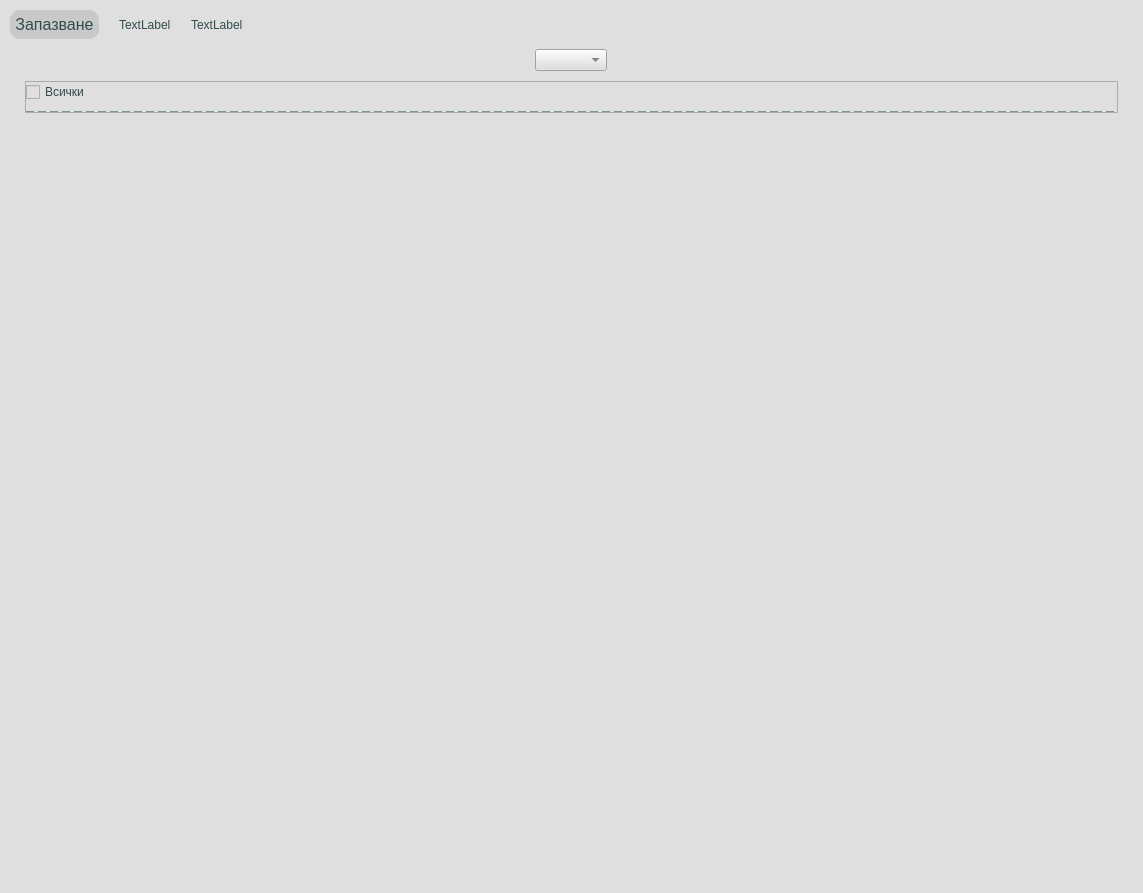
Before: the Qt Designer form app/ui/widgets/defaultOperToModelTypeCustomWidget.ui in DevilPhp/WorkSalary.v01, drawn with Qt 5.
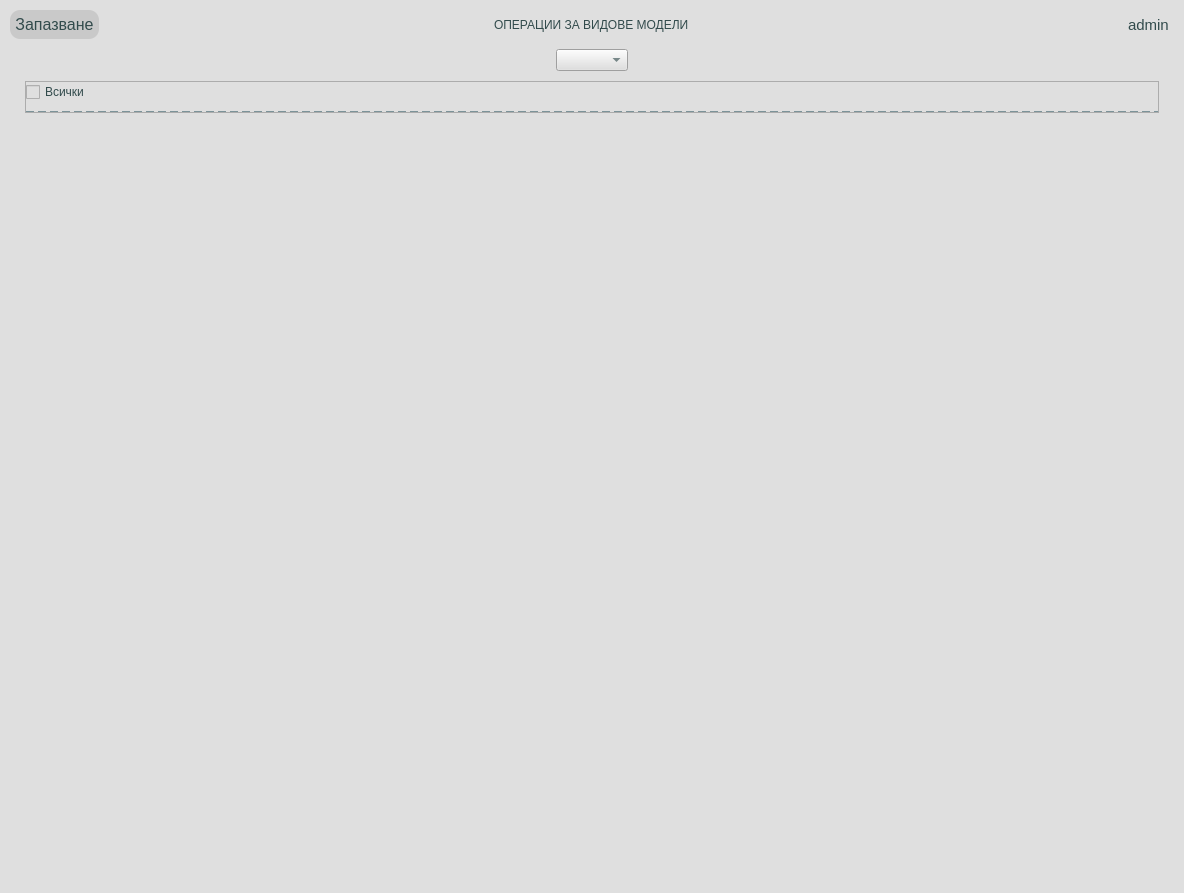
After: the same form once the commit is applied. Icons and pictures are not drawn.

What changed in the file:
```diff
--- a/app/ui/widgets/defaultOperToModelTypeCustomWidget.ui
+++ b/app/ui/widgets/defaultOperToModelTypeCustomWidget.ui
@@ -6,7 +6,7 @@
    <rect>
     <x>0</x>
     <y>0</y>
-    <width>1143</width>
+    <width>1184</width>
     <height>893</height>
    </rect>
   </property>
@@ -53,11 +53,21 @@
 	color: #324b4c;
 }
 
-
 #optionsHolder {
 	border-bottom: 2px dashed #7c9399;
 }
-</string>
+
+#pageTitle {
+	font: 700 13pt &quot;Segoe UI&quot;;
+}
+
+#userIcon {
+	background-color: #dfdfdf;
+}
+
+#usernameLabel {
+	font-size: 11pt;
+}</string>
   </property>
   <layout class="QVBoxLayout" name="verticalLayout">
    <property name="spacing">
@@ -93,7 +103,7 @@
       <property name="bottomMargin">
        <number>0</number>
       </property>
-      <item alignment="Qt::AlignLeft">
+      <item>
        <widget class="QWidget" name="widget_2" native="true">
         <layout class="QHBoxLayout" name="horizontalLayout">
          <property name="spacing">
@@ -145,15 +155,15 @@
          <item alignment="Qt::AlignHCenter">
           <widget class="QLabel" name="label">
            <property name="text">
-            <string>TextLabel</string>
+            <string>ОПЕРАЦИИ ЗА ВИДОВЕ МОДЕЛИ</string>
            </property>
           </widget>
          </item>
-         <item alignment="Qt::AlignHCenter">
+         <item alignment="Qt::AlignRight">
           <widget class="QWidget" name="widget_3" native="true">
            <layout class="QHBoxLayout" name="horizontalLayout_3">
             <property name="spacing">
-             <number>0</number>
+             <number>10</number>
             </property>
             <property name="leftMargin">
              <number>0</number>
@@ -162,15 +172,32 @@
              <number>0</number>
             </property>
             <property name="rightMargin">
-             <number>0</number>
+             <number>5</number>
             </property>
             <property name="bottomMargin">
              <number>0</number>
             </property>
             <item>
-             <widget class="QLabel" name="label_2">
+             <widget class="QPushButton" name="userIcon">
               <property name="text">
-               <string>TextLabel</string>
+               <string/>
+              </property>
+              <property name="icon">
+               <iconset resource="../../../resources.qrc">
+                <normaloff>:/icons/app/assets/icons/User--Streamline-Feather.svg</normaloff>:/icons/app/assets/icons/User--Streamline-Feather.svg</iconset>
+              </property>
+              <property name="iconSize">
+               <size>
+                <width>24</width>
+                <height>24</height>
+               </size>
+              </property>
+             </widget>
+            </item>
+            <item>
+             <widget class="QLabel" name="usernameLabel">
+              <property name="text">
+               <string>admin</string>
               </property>
              </widget>
             </item>
```
Left out of the diff: 2 changed lines with no effect on the pictures.
